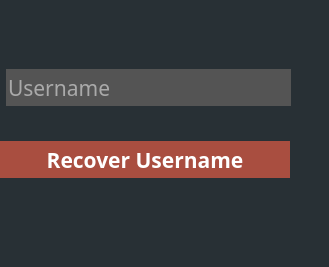
This is resetpassword.ui in dparker2/StudyGroup as Qt 5 draws it before an edit. The edited form follows.
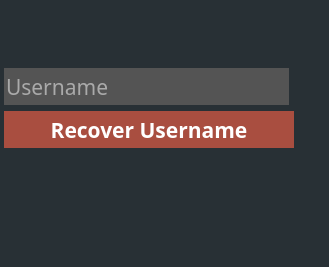
This is the edited form. The open tabs and pages were chosen to show the change.

Diff of the .ui file:
```diff
--- a/resetpassword.ui
+++ b/resetpassword.ui
@@ -41,17 +41,23 @@
         <number>0</number>
        </property>
        <property name="topMargin">
-        <number>40</number>
+        <number>10</number>
        </property>
        <property name="rightMargin">
         <number>0</number>
        </property>
        <property name="bottomMargin">
-        <number>60</number>
+        <number>0</number>
        </property>
        <item>
-        <layout class="QHBoxLayout" name="horizontalLayout">
-         <item>
+        <layout class="QGridLayout" name="gridLayout_2">
+         <property name="topMargin">
+          <number>10</number>
+         </property>
+         <property name="bottomMargin">
+          <number>70</number>
+         </property>
+         <item row="0" column="0">
           <widget class="QLineEdit" name="username_lineEdit">
            <property name="enabled">
             <bool>true</bool>
@@ -90,7 +96,7 @@
            </property>
           </widget>
          </item>
-         <item>
+         <item row="0" column="1">
           <widget class="QLabel" name="username_invalid_icon">
            <property name="sizePolicy">
             <sizepolicy hsizetype="Fixed" vsizetype="Fixed">
@@ -115,9 +121,7 @@
            </property>
           </widget>
          </item>
-        </layout>
-       </item>
-       <item>
+         <item row="1" column="0">
         <widget class="QPushButton" name="next_btn">
          <property name="sizePolicy">
           <sizepolicy hsizetype="Fixed" vsizetype="Fixed">
@@ -165,6 +169,8 @@
         </widget>
        </item>
       </layout>
+       </item>
+      </layout>
      </widget>
      <widget class="QWidget" name="security_question_page">
       <layout class="QVBoxLayout" name="verticalLayout_2">
```
Left out of the diff: 20 changed lines with no effect on the pictures. Lines whose indentation alone changed are shown as unchanged.
